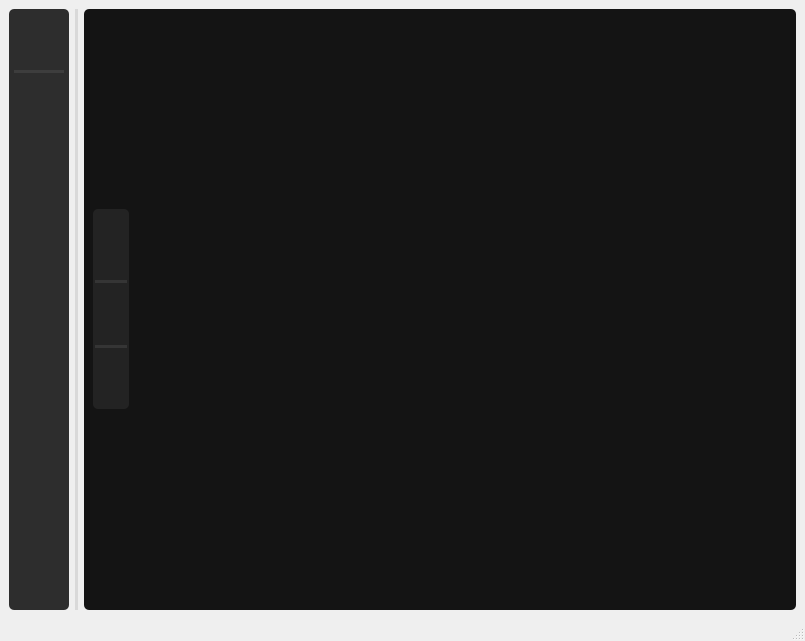
Old version of the form src/ui/resource.ui in the repository ligerr13/PE_Spectroradiometer.
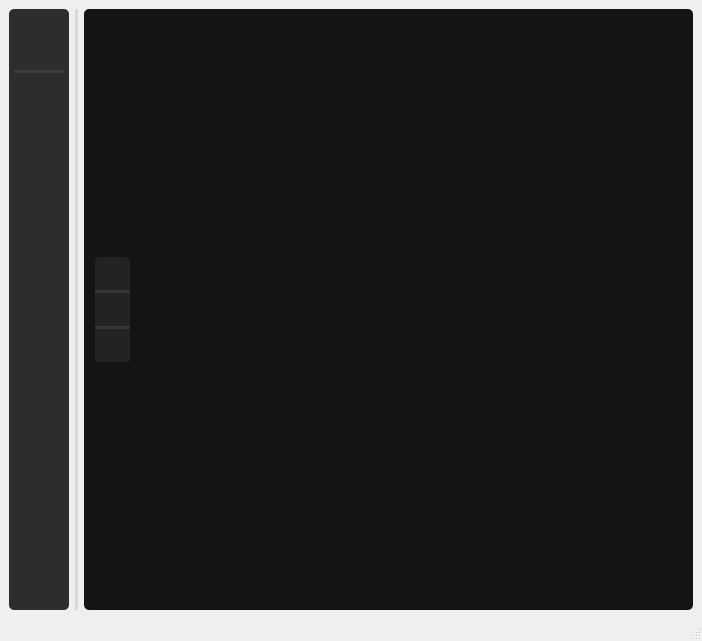
New version of the form. Icons and pictures are not drawn.

Diff of the .ui file:
```diff
--- a/src/ui/resource.ui
+++ b/src/ui/resource.ui
@@ -6,7 +6,7 @@
    <rect>
     <x>0</x>
     <y>0</y>
-    <width>805</width>
+    <width>702</width>
     <height>640</height>
    </rect>
   </property>
@@ -249,6 +249,18 @@
 border-radius: 5px;</string>
       </property>
       <layout class="QGridLayout" name="gridLayout_2">
+       <property name="leftMargin">
+        <number>9</number>
+       </property>
+       <property name="topMargin">
+        <number>9</number>
+       </property>
+       <property name="rightMargin">
+        <number>9</number>
+       </property>
+       <property name="bottomMargin">
+        <number>9</number>
+       </property>
        <item row="0" column="0">
         <widget class="QStackedWidget" name="stackedWidget">
          <property name="maximumSize">
@@ -266,13 +278,13 @@
          <widget class="QWidget" name="page">
           <layout class="QGridLayout" name="gridLayout_4">
            <property name="leftMargin">
-            <number>0</number>
+            <number>2</number>
            </property>
            <property name="topMargin">
             <number>0</number>
            </property>
            <property name="rightMargin">
-            <number>0</number>
+            <number>2</number>
            </property>
            <property name="bottomMargin">
             <number>0</number>
@@ -281,14 +293,14 @@
             <widget class="QWidget" name="widget_4" native="true">
              <property name="minimumSize">
               <size>
-               <width>0</width>
-               <height>0</height>
+               <width>35</width>
+               <height>105</height>
               </size>
              </property>
              <property name="maximumSize">
               <size>
-               <width>60</width>
-               <height>200</height>
+               <width>35</width>
+               <height>105</height>
               </size>
              </property>
              <property name="styleSheet">
@@ -309,14 +321,17 @@
               </property>
               <item>
                <layout class="QVBoxLayout" name="verticalLayout_6">
+                <property name="spacing">
+                 <number>0</number>
+                </property>
                 <property name="leftMargin">
-                 <number>2</number>
+                 <number>0</number>
                 </property>
                 <property name="topMargin">
                  <number>0</number>
                 </property>
                 <property name="rightMargin">
-                 <number>2</number>
+                 <number>0</number>
                 </property>
                 <property name="bottomMargin">
                  <number>0</number>
@@ -325,14 +340,14 @@
                  <widget class="QPushButton" name="pushButton_4">
                   <property name="minimumSize">
                    <size>
-                    <width>30</width>
-                    <height>30</height>
+                    <width>35</width>
+                    <height>35</height>
                    </size>
                   </property>
                   <property name="maximumSize">
                    <size>
-                    <width>45</width>
-                    <height>45</height>
+                    <width>35</width>
+                    <height>35</height>
                    </size>
                   </property>
                   <property name="cursor">
@@ -373,14 +388,14 @@
                  <widget class="QPushButton" name="pushButton_6">
                   <property name="minimumSize">
                    <size>
-                    <width>30</width>
-                    <height>30</height>
+                    <width>35</width>
+                    <height>35</height>
                    </size>
                   </property>
                   <property name="maximumSize">
                    <size>
-                    <width>45</width>
-                    <height>16777215</height>
+                    <width>35</width>
+                    <height>35</height>
                    </size>
                   </property>
                   <property name="cursor">
@@ -421,14 +436,14 @@
                  <widget class="QPushButton" name="pushButton_5">
                   <property name="minimumSize">
                    <size>
-                    <width>30</width>
-                    <height>30</height>
+                    <width>35</width>
+                    <height>35</height>
                    </size>
                   </property>
                   <property name="maximumSize">
                    <size>
-                    <width>45</width>
-                    <height>16777215</height>
+                    <width>35</width>
+                    <height>35</height>
                    </size>
                   </property>
                   <property name="cursor">
@@ -459,7 +474,11 @@
             </widget>
            </item>
            <item row="1" column="1">
-            <widget class="QGraphicsView" name="graphicsView"/>
+            <widget class="QGraphicsView" name="graphicsView">
+             <property name="styleSheet">
+              <string notr="true">border:0px;</string>
+             </property>
+            </widget>
            </item>
           </layout>
          </widget>
```
